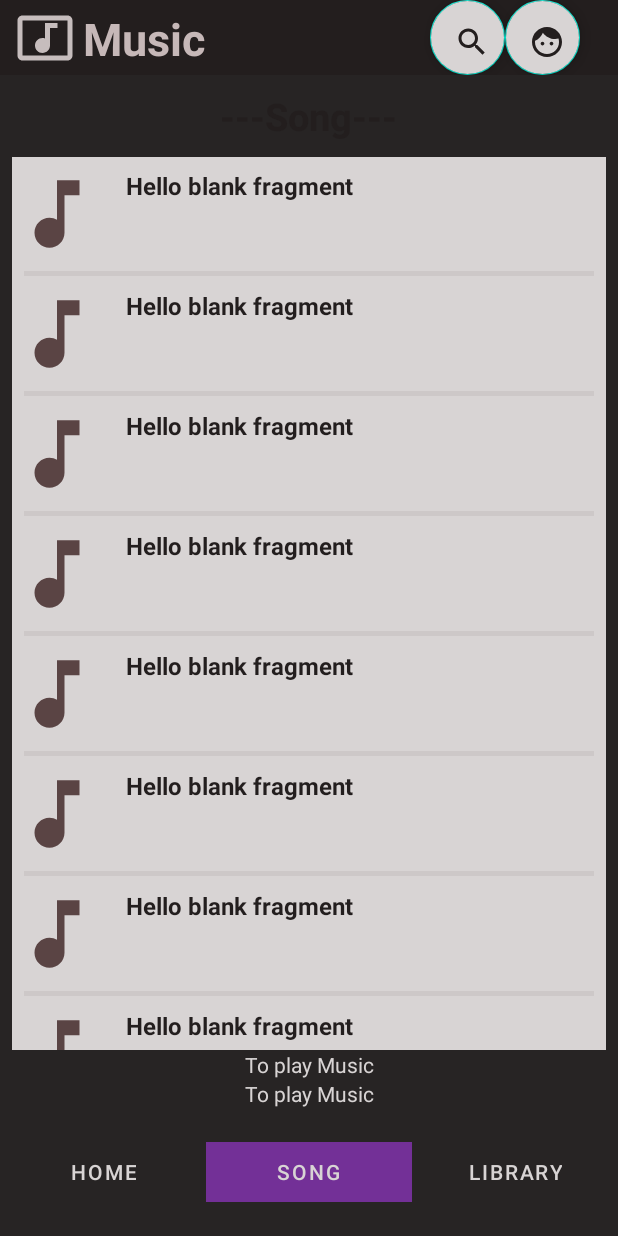
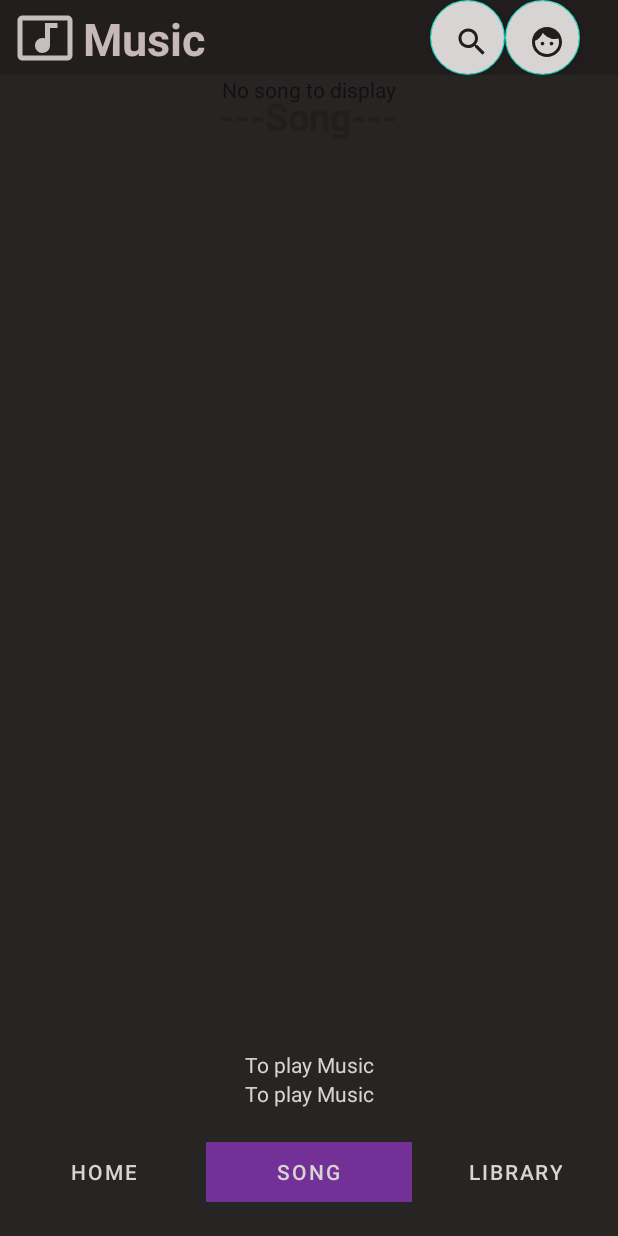
Before and after one commit to trungdongphuoca/MusicApp, an Android app: the screen it shows after launch once a user with an empty profile is signed in (MainActivity), item 2 of the bottom bar chosen, on a phone screen of 412 x 824 dp. Run offline under Robolectric (Android 15) with nearby library versions, the phone set to English and light mode, and no system bars; our stand-ins replace Firebase (no records; nobody signed in at launch, a user with empty details on screens opened directly).

Commit message:
success click song to play song(light)

```diff
--- a/app/src/main/java/tdtu/finalapp/musicapp/Adapter/AdapterSong.java
+++ b/app/src/main/java/tdtu/finalapp/musicapp/Adapter/AdapterSong.java
@@ -1,6 +1,7 @@
 package tdtu.finalapp.musicapp.Adapter;
 
 import android.content.Context;
+import android.content.Intent;
 import android.view.LayoutInflater;
 import android.view.View;
 import android.view.ViewGroup;
@@ -14,12 +15,14 @@ import com.google.android.material.imageview.ShapeableImageView;
 import java.util.ArrayList;
 
 import tdtu.finalapp.musicapp.Model.Song;
+import tdtu.finalapp.musicapp.PlayMusic.MyMediaPlayer;
+import tdtu.finalapp.musicapp.PlayMusic.PlayMusicActivity;
 import tdtu.finalapp.musicapp.R;
 
 public class AdapterSong extends RecyclerView.Adapter<AdapterSong.ViewHolderSong>{
 
-    Context context;
-    ArrayList<Song> songsArraylist;
+    private Context context;
+    private ArrayList<Song> songsArraylist;
 
     public AdapterSong(Context context, ArrayList<Song> songsArraylist) {
         this.context = context;
@@ -30,15 +33,34 @@ public class AdapterSong extends RecyclerView.Adapter<AdapterSong.ViewHolderSong
     @Override
     public ViewHolderSong onCreateViewHolder(@NonNull ViewGroup parent, int viewType) {
         View v = LayoutInflater.from(context).inflate(R.layout.list_songs,parent,false);
-        return new ViewHolderSong(v);
+        return new AdapterSong.ViewHolderSong(v);
     }
 
     @Override
     public void onBindViewHolder(@NonNull ViewHolderSong holder, int position) {
         Song s = songsArraylist.get(position);
-        holder.titleSong.setText(s.getNameOfSong());
-        holder.imgSong.setImageResource(s.getImgOfSong());
+        holder.titleSong.setText(s.getTitle());
 
+//        if(MyMediaplayer.currentIndex==position){
+//            holder.titleSong.setTextColor(Color.parseColor("#FF0000"));
+//        }else{
+//            holder.titleSong.setTextColor(Color.parseColor("#000000"));
+//        }
+
+        holder.itemView.setOnClickListener(new View.OnClickListener() {
+            @Override
+            public void onClick(View v) {
+                //navigate to another acitivty
+
+                MyMediaPlayer.getInstance().reset();
+                MyMediaPlayer.currentIndex = position;
+                Intent intent = new Intent(context, PlayMusicActivity.class);
+                intent.putExtra("LIST_SONG",songsArraylist);
+                intent.setFlags(Intent.FLAG_ACTIVITY_NEW_TASK);
+                context.startActivity(intent);
+
+            }
+        });
     }
 
     @Override
@@ -46,7 +68,7 @@ public class AdapterSong extends RecyclerView.Adapter<AdapterSong.ViewHolderSong
         return songsArraylist.size();
     }
 
-    public static class ViewHolderSong extends RecyclerView.ViewHolder{
+    public class ViewHolderSong extends RecyclerView.ViewHolder{
 
         ShapeableImageView imgSong;
         TextView titleSong;
--- a/app/src/main/java/tdtu/finalapp/musicapp/Fragment/SongFragment.java
+++ b/app/src/main/java/tdtu/finalapp/musicapp/Fragment/SongFragment.java
@@ -1,23 +1,35 @@
 package tdtu.finalapp.musicapp.Fragment;
 
+import android.Manifest;
+import android.app.Activity;
+
+import android.content.pm.PackageManager;
+import android.database.Cursor;
 import android.os.Bundle;
 
 import androidx.annotation.NonNull;
 import androidx.annotation.Nullable;
+import androidx.core.app.ActivityCompat;
+import androidx.core.content.ContextCompat;
 import androidx.fragment.app.Fragment;
 import androidx.recyclerview.widget.LinearLayoutManager;
 import androidx.recyclerview.widget.RecyclerView;
 
+import android.provider.MediaStore;
 import android.view.LayoutInflater;
 import android.view.View;
 import android.view.ViewGroup;
-import android.widget.LinearLayout;
 
+import android.widget.TextView;
+
+import java.io.File;
 import java.util.ArrayList;
 
 import tdtu.finalapp.musicapp.Adapter.AdapterSong;
+
 import tdtu.finalapp.musicapp.Model.Song;
 import tdtu.finalapp.musicapp.R;
+import tdtu.finalapp.musicapp.Toast.ToastNotification;
 
 /**
  * A simple {@link Fragment} subclass.
@@ -34,10 +46,12 @@ public class SongFragment extends Fragment {
     // TODO: Rename and change types of parameters
     private String mParam1;
     private String mParam2;
-    private ArrayList<Song> SongsArrayList;
-    private String[] SongsTitle;
-    private int[] ImgResouceID;
+
     private RecyclerView recycleView;
+    private TextView noSong;
+    private ArrayList<Song> SongsArrayList =new ArrayList<>();
+
+
 
     public SongFragment() {
         // Required empty public constructor
@@ -82,48 +96,67 @@ public class SongFragment extends Fragment {
     @Override
     public void onViewCreated(@NonNull View view, @Nullable Bundle savedInstanceState) {
         super.onViewCreated(view, savedInstanceState);
+        recycleView  =view.findViewById(R.id.RecycleViewSong);
+        noSong = view.findViewById(R.id.noSongText);
 
         dataInitialize();
 
-        recycleView  =view.findViewById(R.id.RecycleViewSong);
-        recycleView.setLayoutManager(new LinearLayoutManager(getContext()));
+
+
+
+/*        recycleView.setLayoutManager(new LinearLayoutManager(getContext()));
         recycleView.setHasFixedSize(true);
         AdapterSong adapterSong = new AdapterSong(getContext(),SongsArrayList);
         recycleView.setAdapter(adapterSong);
-        adapterSong.notifyDataSetChanged();
+        adapterSong.notifyDataSetChanged();*/ // add into recycleView
     }
 
+
     private void dataInitialize() {
-        SongsArrayList = new ArrayList<>();
 
-        SongsTitle = new String[] {
-                getString(R.string.hello_blank_fragment),
-                getString(R.string.hello_blank_fragment),
-                getString(R.string.hello_blank_fragment),
-                getString(R.string.hello_blank_fragment),
-                getString(R.string.hello_blank_fragment),
-                getString(R.string.hello_blank_fragment),
-                getString(R.string.hello_blank_fragment),
-                getString(R.string.hello_blank_fragment),
-                getString(R.string.hello_blank_fragment),
-                getString(R.string.hello_blank_fragment),
+        if(checkPermission() == false){
+            requestPermission();
+            return;
+        }
+
+        String[] projection = {
+                MediaStore.Audio.Media.TITLE,
+                MediaStore.Audio.Media.DATA,
+                MediaStore.Audio.Media.DURATION
         };
 
-        ImgResouceID = new int[]{
-                R.drawable.ic_baseline_music_note_24,
-                R.drawable.ic_baseline_music_note_24,
-                R.drawable.ic_baseline_music_note_24,
-                R.drawable.ic_baseline_music_note_24,
-                R.drawable.ic_baseline_music_note_24,
-                R.drawable.ic_baseline_music_note_24,
-                R.drawable.ic_baseline_music_note_24,
-                R.drawable.ic_baseline_music_note_24,
-                R.drawable.ic_baseline_music_note_24,
-                R.drawable.ic_baseline_music_note_24
-        };
-        for (int i = 0; i <SongsTitle.length ; i++) {
-            Song song = new Song(SongsTitle[i],ImgResouceID[i]);
-            SongsArrayList.add(song);
+        String selection = MediaStore.Audio.Media.IS_MUSIC +" != 0";
+
+
+        Cursor cursor = getActivity().getApplicationContext().getContentResolver().query(MediaStore.Audio.Media.EXTERNAL_CONTENT_URI,projection,selection,null,null);
+        while(cursor.moveToNext()){
+            Song songData = new Song(cursor.getString(1),cursor.getString(0),cursor.getString(2));
+            if(new File(songData.getPath()).exists())
+                SongsArrayList.add(songData);
         }
+        if(SongsArrayList.size()==0){
+            noSong.setVisibility(View.VISIBLE);
+        }else{
+            //recyclerview
+            recycleView.setLayoutManager(new LinearLayoutManager(getContext()));
+            recycleView.setHasFixedSize(true);
+            AdapterSong adapterSong = new AdapterSong(getActivity().getApplicationContext(), SongsArrayList);
+            recycleView.setAdapter(adapterSong);
+            adapterSong.notifyDataSetChanged();
+        }
+
+    }
+    boolean checkPermission(){
+        int result = ContextCompat.checkSelfPermission(getContext(), Manifest.permission.READ_EXTERNAL_STORAGE);
+        return  result == PackageManager.PERMISSION_GRANTED ?true : false;
+    }
+    void requestPermission(){
+        if(ActivityCompat.shouldShowRequestPermissionRationale((Activity) getContext(),Manifest.permission.READ_EXTERNAL_STORAGE)){
+            ToastNotification.makeTextToShow((Activity) getContext(),"READ PERMISSION IS REQUIRED, PLS ALLOW FROM SETTINGS");
+        }
+        else
+            ActivityCompat.requestPermissions((Activity) getContext(),
+                    new String[]{Manifest.permission.READ_EXTERNAL_STORAGE},
+                    101);
     }
 }
--- a/app/src/main/java/tdtu/finalapp/musicapp/Model/Song.java
+++ b/app/src/main/java/tdtu/finalapp/musicapp/Model/Song.java
@@ -1,27 +1,39 @@
 package tdtu.finalapp.musicapp.Model;
 
-public class Song {
-    private String nameOfSong;
-    private int ImgOfSong;
+import java.io.Serializable;
 
-    public Song(String nameOfSong, int imgOfSong) {
-        this.nameOfSong = nameOfSong;
-        this.ImgOfSong = imgOfSong;
+public class Song implements Serializable {
+    private String path;
+    private String title;
+    private String duration;
+
+    public Song(String path, String title, String duration) {
+        this.path = path;
+        this.title = title;
+        this.duration = duration;
     }
 
-    public String getNameOfSong() {
-        return nameOfSong;
+    public String getPath() {
+        return path;
     }
 
-    public void setNameOfSong(String nameOfSong) {
-        this.nameOfSong = nameOfSong;
+    public void setPath(String path) {
+        this.path = path;
     }
 
-    public int getImgOfSong() {
-        return ImgOfSong;
+    public String getTitle() {
+        return title;
     }
 
-    public void setImgOfSong(int imgOfSong) {
-        this.ImgOfSong = imgOfSong;
+    public void setTitle(String title) {
+        this.title = title;
+    }
+
+    public String getDuration() {
+        return duration;
+    }
+
+    public void setDuration(String duration) {
+        this.duration = duration;
     }
 }
--- a/app/src/main/res/drawable/ic_baseline_music_note_24.xml
+++ b/app/src/main/res/drawable/ic_baseline_music_note_24.xml
@@ -1,4 +1,4 @@
-<vector android:height="24dp" android:tint="#5A4444"
+<vector android:height="24dp" android:tint="#D2BBBB"
     android:viewportHeight="24" android:viewportWidth="24"
     android:width="24dp" xmlns:android="http://schemas.android.com/apk/res/android">
     <path android:fillColor="@android:color/white" android:pathData="M12,3v10.55c-0.59,-0.34 -1.27,-0.55 -2,-0.55 -2.21,0 -4,1.79 -4,4s1.79,4 4,4 4,-1.79 4,-4V7h4V3h-6z"/>
--- /dev/null
+++ b/app/src/main/res/drawable/ic_baseline_pause_24.xml
@@ -0,0 +1,5 @@
+<vector android:height="64dp" android:tint="#A7A1A1"
+    android:viewportHeight="24" android:viewportWidth="24"
+    android:width="64dp" xmlns:android="http://schemas.android.com/apk/res/android">
+    <path android:fillColor="@android:color/white" android:pathData="M6,19h4L10,5L6,5v14zM14,5v14h4L18,5h-4z"/>
+</vector>
--- /dev/null
+++ b/app/src/main/res/drawable/ic_baseline_play_arrow_24.xml
@@ -0,0 +1,5 @@
+<vector android:height="64dp" android:tint="#A7A1A1"
+    android:viewportHeight="24" android:viewportWidth="24"
+    android:width="64dp" xmlns:android="http://schemas.android.com/apk/res/android">
+    <path android:fillColor="@android:color/white" android:pathData="M8,5v14l11,-7z"/>
+</vector>
--- /dev/null
+++ b/app/src/main/res/drawable/ic_baseline_skip_next_24.xml
@@ -0,0 +1,5 @@
+<vector android:height="64dp" android:tint="#A7A1A1"
+    android:viewportHeight="24" android:viewportWidth="24"
+    android:width="64dp" xmlns:android="http://schemas.android.com/apk/res/android">
+    <path android:fillColor="@android:color/white" android:pathData="M6,18l8.5,-6L6,6v12zM16,6v12h2V6h-2z"/>
+</vector>
--- /dev/null
+++ b/app/src/main/res/drawable/ic_baseline_skip_previous_24.xml
@@ -0,0 +1,5 @@
+<vector android:height="64dp" android:tint="#A7A1A1"
+    android:viewportHeight="24" android:viewportWidth="24"
+    android:width="64dp" xmlns:android="http://schemas.android.com/apk/res/android">
+    <path android:fillColor="@android:color/white" android:pathData="M6,6h2v12L6,18zM9.5,12l8.5,6L18,6z"/>
+</vector>
--- a/app/src/main/res/layout/fragment_song.xml
+++ b/app/src/main/res/layout/fragment_song.xml
@@ -23,7 +23,7 @@
        <TextView
            android:layout_width="wrap_content"
            android:layout_height="wrap_content"
-           android:text="No song in phone"
+           android:text="No song to display"
            android:id="@+id/noSongText"
            android:layout_centerHorizontal="true"
            android:visibility="gone"
```
Also changed, not shown: app/src/main/AndroidManifest.xml (+9 -0 lines), app/src/main/java/tdtu/finalapp/musicapp/MainPackage/MainActivity.java (+1 -6 lines), app/src/main/java/tdtu/finalapp/musicapp/PlayMusic/MyMediaPlayer.java (added, +16 -0 lines), app/src/main/java/tdtu/finalapp/musicapp/PlayMusic/PlayMusicActivity.java (added, +152 -0 lines), app/src/main/res/layout/activity_play_music.xml (added, +113 -0 lines).
